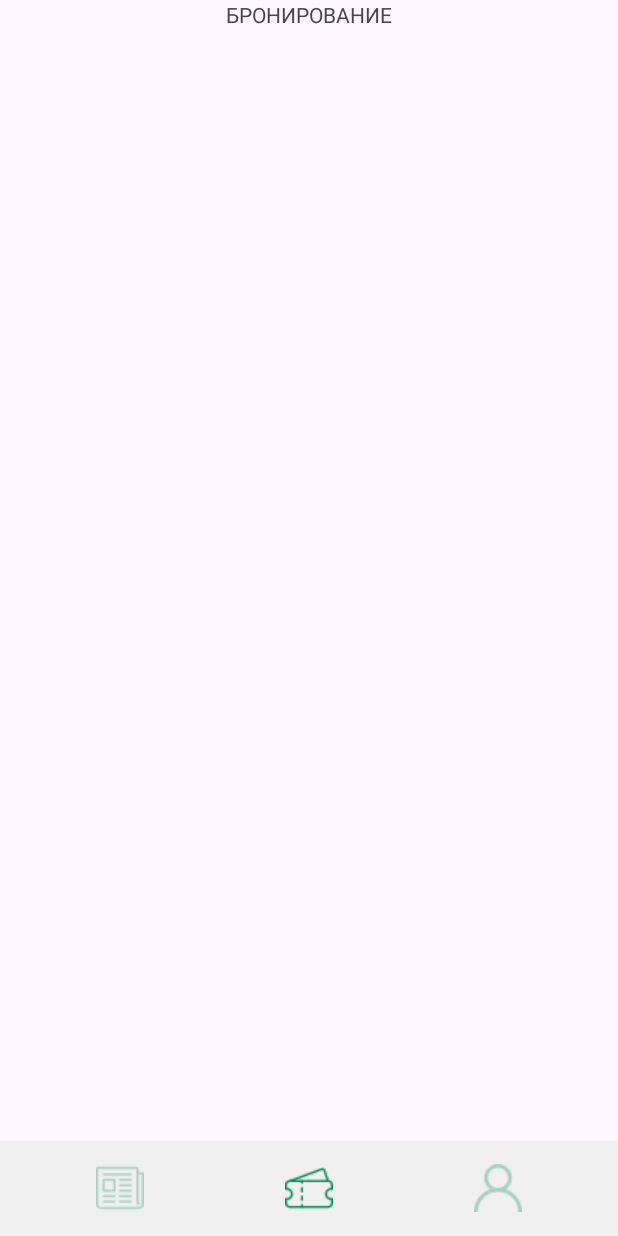
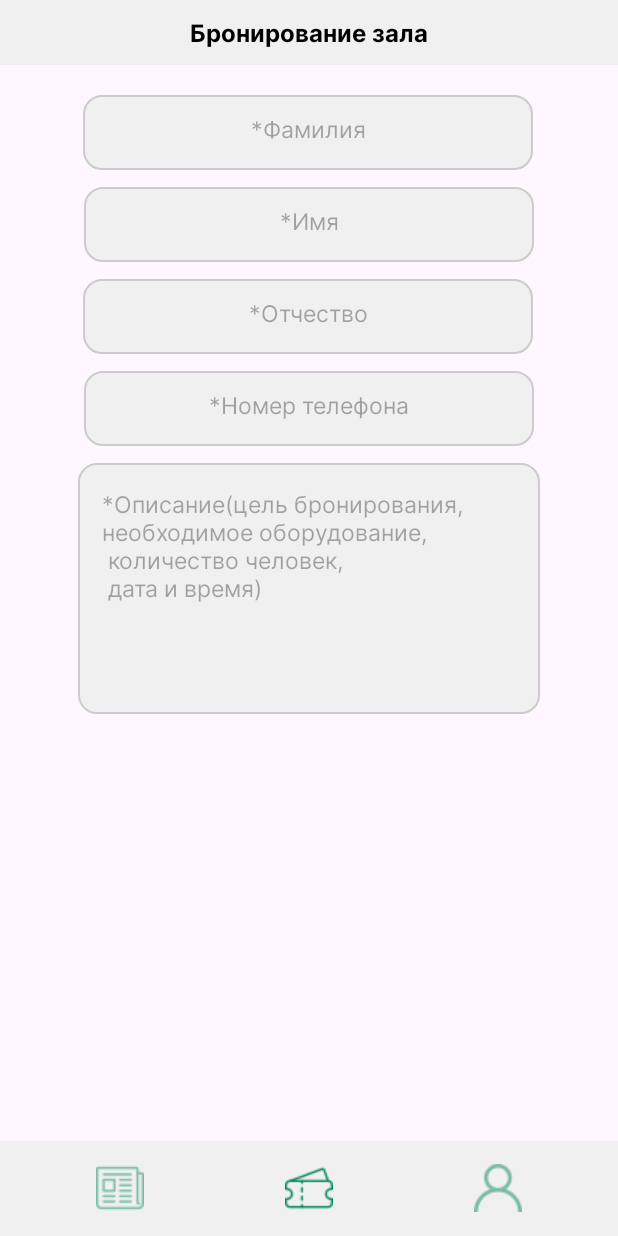
Before and after one commit to Natshark/PROBiblioteku, an Android app: the BookingActivity screen opened directly, with no data from a screen before it, on a phone screen of 412 x 824 dp. Run offline under Robolectric (Android 15) with nearby library versions, the phone set to English and light mode, and no system bars.

Commit message:
micro fix and create form for booking

```diff
--- a/app/src/main/res/layout/activity_booking.xml
+++ b/app/src/main/res/layout/activity_booking.xml
@@ -5,6 +5,110 @@
     android:layout_width="match_parent"
     android:layout_height="match_parent"
     tools:context=".BookingActivity">
+
+    <TextView
+        android:id="@+id/bookingTextView"
+        android:layout_width="match_parent"
+        android:layout_height="43dp"
+        android:layout_gravity="center"
+        android:background="#F0F0F0"
+        android:fontFamily="@font/inter_bold"
+        android:gravity="center"
+        android:text="Бронирование зала"
+        android:textAlignment="center"
+        android:textColor="@color/black"
+        android:textSize="16sp"
+        android:textStyle="bold"
+        app:layout_constraintEnd_toEndOf="parent"
+        app:layout_constraintStart_toStartOf="parent"
+        app:layout_constraintTop_toTopOf="parent" />
+
+    <EditText
+        android:id="@+id/surname_edittext"
+        style="@style/MyCustomEditTextStyle"
+        android:layout_width="300dp"
+        android:layout_height="50dp"
+        android:layout_gravity="center"
+        android:layout_marginTop="20dp"
+        android:ems="10"
+        android:fontFamily="@font/inter"
+        android:hint="*Фамилия"
+        android:inputType="text"
+        android:textAlignment="center"
+        android:textSize="15sp"
+        app:layout_constraintEnd_toEndOf="parent"
+        app:layout_constraintHorizontal_bias="0.495"
+        app:layout_constraintStart_toStartOf="parent"
+        app:layout_constraintTop_toBottomOf="@+id/bookingTextView" />
+
+    <EditText
+        android:id="@+id/name_edittext"
+        style="@style/MyCustomEditTextStyle"
+        android:layout_width="300dp"
+        android:layout_height="50dp"
+        android:layout_gravity="center"
+        android:layout_marginTop="11dp"
+        android:ems="10"
+        android:fontFamily="@font/inter"
+        android:hint="*Имя"
+        android:inputType="text"
+        android:textAlignment="center"
+        android:textSize="15sp"
+        app:layout_constraintEnd_toEndOf="parent"
+        app:layout_constraintStart_toStartOf="parent"
+        app:layout_constraintTop_toBottomOf="@+id/surname_edittext" />
+
+    <EditText
+        android:id="@+id/patronymic_edittext"
+        style="@style/MyCustomEditTextStyle"
+        android:layout_width="300dp"
+        android:layout_height="50dp"
+        android:layout_gravity="center"
+        android:layout_marginTop="11dp"
+        android:ems="10"
+        android:fontFamily="@font/inter"
+        android:hint="*Отчество"
+        android:inputType="text"
+        android:textAlignment="center"
+        android:textSize="15sp"
+        app:layout_constraintEnd_toEndOf="parent"
+        app:layout_constraintHorizontal_bias="0.495"
+        app:layout_constraintStart_toStartOf="parent"
+        app:layout_constraintTop_toBottomOf="@+id/name_edittext" />
+
+    <EditText
+        android:id="@+id/number_phone_edittext"
+        style="@style/MyCustomEditTextStyle"
+        android:layout_width="300dp"
+        android:layout_height="50dp"
+        android:layout_gravity="center"
+        android:layout_marginTop="11dp"
+        android:ems="10"
+        android:fontFamily="@font/inter"
+        android:hint="*Номер телефона"
+        android:inputType="text"
+        android:textAlignment="center"
+        android:textSize="15sp"
+        app:layout_constraintEnd_toEndOf="parent"
+        app:layout_constraintStart_toStartOf="parent"
+        app:layout_constraintTop_toBottomOf="@+id/patronymic_edittext" />
+
+    <EditText
+        android:id="@+id/description_edittext"
+        style="@style/MyCustomEditTextStyle"
+        android:layout_width="308dp"
+        android:layout_height="167dp"
+        android:layout_marginTop="11dp"
+        android:ems="10"
+        android:fontFamily="@font/inter"
+        android:hint="*Описание(цель бронирования, \nнеобходимое оборудование,\n количество человек,\n дата и время)"
+        android:inputType="textMultiLine"
+        android:gravity="top|start"
+        android:textSize="15sp"
+        app:layout_constraintEnd_toEndOf="parent"
+        app:layout_constraintStart_toStartOf="parent"
+        app:layout_constraintTop_toBottomOf="@+id/number_phone_edittext" />
+
 
     <ImageView
         android:id="@+id/imageView4"
@@ -22,7 +126,7 @@
         android:layout_height="wrap_content"
         android:layout_marginEnd="64dp"
         android:layout_marginBottom="16dp"
-        android:alpha="0.3"
+        android:alpha="0.5"
         android:clickable="true"
         android:onClick="onImageButtonClick"
         app:layout_constraintBottom_toBottomOf="parent"
@@ -35,7 +139,7 @@
         android:layout_height="wrap_content"
         android:layout_marginStart="64dp"
         android:layout_marginBottom="16dp"
-        android:alpha="0.3"
+        android:alpha="0.5"
         android:clickable="true"
         android:onClick="onImageButtonClick"
         app:layout_constraintBottom_toBottomOf="parent"
@@ -54,13 +158,4 @@
         app:layout_constraintStart_toEndOf="@+id/buttonNews"
         app:srcCompat="@drawable/iconticket" />
 
-    <TextView
-        android:id="@+id/textView4"
-        android:layout_width="wrap_content"
-        android:layout_height="wrap_content"
-        android:text="БРОНИРОВАНИЕ"
-        app:layout_constraintEnd_toEndOf="parent"
-        app:layout_constraintStart_toStartOf="parent"
-        app:layout_constraintTop_toTopOf="parent" />
-
 </androidx.constraintlayout.widget.ConstraintLayout>
--- a/app/src/main/res/layout/activity_login.xml
+++ b/app/src/main/res/layout/activity_login.xml
@@ -97,7 +97,7 @@
         android:layout_height="wrap_content"
         android:layout_marginStart="64dp"
         android:layout_marginBottom="16dp"
-        android:alpha="0.3"
+        android:alpha="0.5"
         android:clickable="true"
         android:onClick="onImageButtonClick"
         app:layout_constraintBottom_toBottomOf="parent"
@@ -109,7 +109,7 @@
         android:layout_width="wrap_content"
         android:layout_height="wrap_content"
         android:layout_marginBottom="16dp"
-        android:alpha="0.3"
+        android:alpha="0.5"
         android:clickable="true"
         android:onClick="onImageButtonClick"
         app:layout_constraintBottom_toBottomOf="parent"
--- a/app/src/main/res/layout/activity_news.xml
+++ b/app/src/main/res/layout/activity_news.xml
@@ -22,7 +22,7 @@
         android:layout_height="wrap_content"
         android:layout_marginEnd="64dp"
         android:layout_marginBottom="16dp"
-        android:alpha="0.3"
+        android:alpha="0.5"
         android:clickable="true"
         android:onClick="onImageButtonClick"
         app:layout_constraintBottom_toBottomOf="parent"
@@ -46,7 +46,7 @@
         android:layout_width="wrap_content"
         android:layout_height="wrap_content"
         android:layout_marginBottom="16dp"
-        android:alpha="0.3"
+        android:alpha="0.5"
         android:clickable="true"
         android:onClick="onImageButtonClick"
         app:layout_constraintBottom_toBottomOf="parent"
--- a/app/src/main/res/layout/activity_profile.xml
+++ b/app/src/main/res/layout/activity_profile.xml
@@ -30,18 +30,23 @@
 
     <TextView
         android:id="@+id/nameTextView"
-        android:layout_width="229dp"
+        android:layout_width="0dp"
         android:layout_height="62dp"
         android:layout_gravity="center"
-        android:layout_marginStart="30dp"
         android:fontFamily="@font/inter"
         android:gravity="center"
         android:textAlignment="textStart"
         android:textColor="@color/black"
         android:textSize="14sp"
         android:textStyle="bold"
+        app:autoSizeTextType="uniform"
+        app:autoSizeMinTextSize="8sp"
+        app:autoSizeMaxTextSize="14sp"
         app:layout_constraintStart_toEndOf="@+id/profileLogo"
-        app:layout_constraintTop_toTopOf="parent" />
+        app:layout_constraintEnd_toStartOf="@+id/logout_button"
+        app:layout_constraintTop_toTopOf="parent"
+        android:layout_marginStart="8dp"
+        android:layout_marginEnd="8dp"/>
 
     <ImageView
         android:id="@+id/profileLogo"
@@ -100,7 +105,7 @@
         android:layout_height="wrap_content"
         android:layout_marginStart="64dp"
         android:layout_marginBottom="16dp"
-        android:alpha="0.3"
+        android:alpha="0.5"
         android:clickable="true"
         android:onClick="onImageButtonClick"
         app:layout_constraintBottom_toBottomOf="parent"
@@ -112,7 +117,7 @@
         android:layout_width="29dp"
         android:layout_height="28dp"
         android:layout_marginBottom="16dp"
-        android:alpha="0.3"
+        android:alpha="0.5"
         android:clickable="true"
         android:onClick="onImageButtonClick"
         app:layout_constraintBottom_toBottomOf="parent"
```
